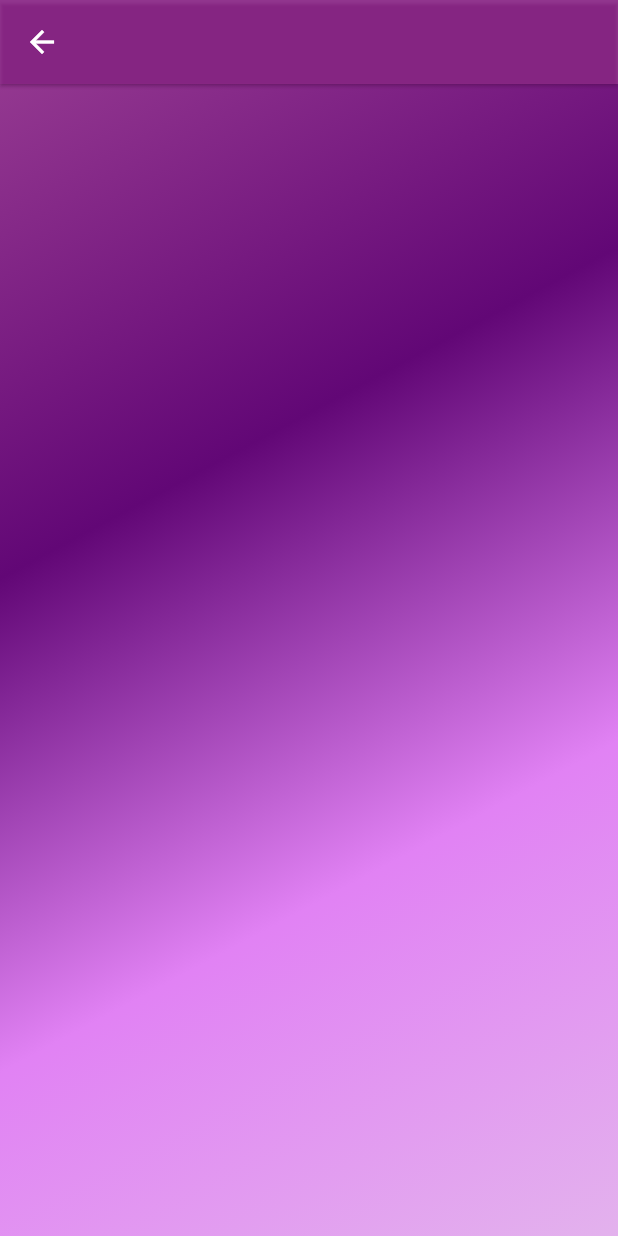
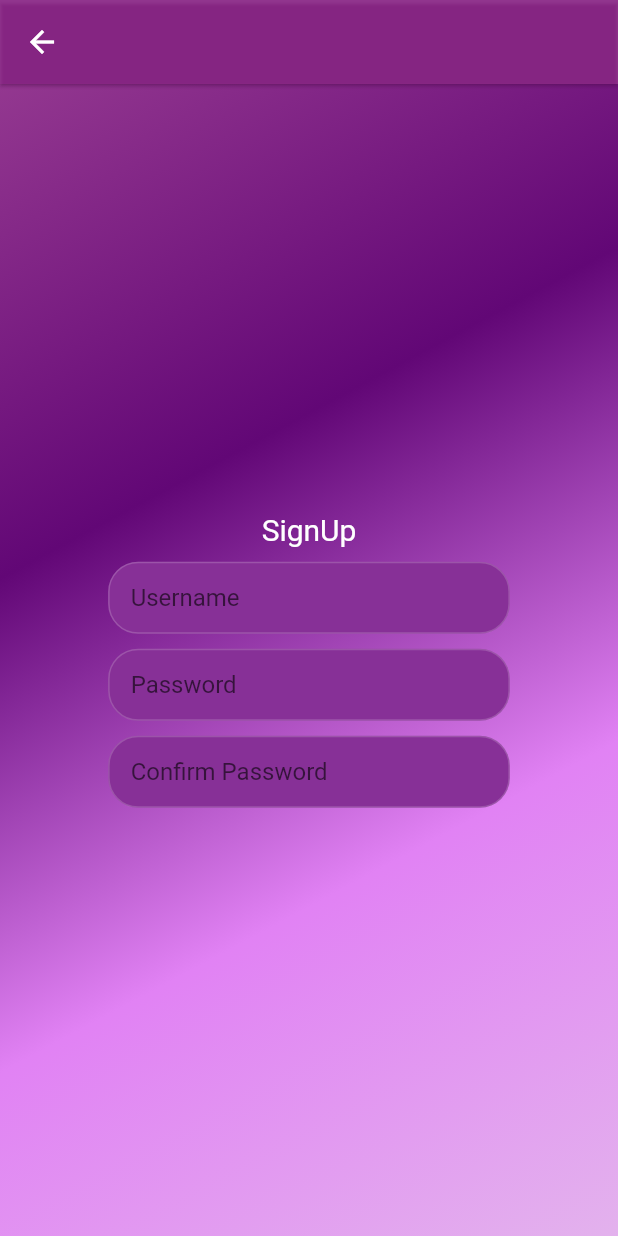
Before and after one commit to Mukesh-MP/MathQ, a Flutter app: the screen it shows after launch, after a tap on "Sign Up", on a phone screen of 412 x 824 dp. Run offline on Flutter 3.47's test engine with Material 2 defaults, Android fonts, the phone set to English and light mode, and no system bars; our stand-ins replace firebase_core, get; accounts and stored records are empty.

Commit message:
changes in signup screen

```diff
--- a/lib/login/screen/login_screen.dart
+++ b/lib/login/screen/login_screen.dart
@@ -135,6 +135,9 @@ class LoginScreen extends StatelessWidget {
                       ),
                     ],
                   ),
+                  const SizedBox(
+                    height: 10,
+                  ),
                   SizedBox(
                     width: width * .65,
                     child: ElevatedButton(
@@ -147,7 +150,7 @@ class LoginScreen extends StatelessWidget {
                                   borderRadius:
                                       BorderRadius.all(Radius.circular(20))))),
                       onPressed: () {
-                        Get.to(const SignUpScreen());
+                        Get.to(() => const SignUpScreen());
                       },
                       child: const Text(
                         "Sign Up",
--- a/lib/login/screen/signup_screen.dart
+++ b/lib/login/screen/signup_screen.dart
@@ -15,6 +15,7 @@ class SignUpScreen extends StatelessWidget {
 
   @override
   Widget build(BuildContext context) {
+    var width = MediaQuery.of(context).size.width;
     return Scaffold(
         resizeToAvoidBottomInset: false,
         appBar: AppBar(
@@ -28,10 +29,99 @@ class SignUpScreen extends StatelessWidget {
             decoration: BoxDecoration(
               gradient: signupGradient,
             ),
-            child: const Center(
+            child: Center(
                 child: Column(
                     crossAxisAlignment: CrossAxisAlignment.center,
                     mainAxisAlignment: MainAxisAlignment.center,
-                    children: []))));
+                    children: [
+                  const Text(
+                    "SignUp",
+                    style: TextStyle(fontSize: 20, color: Colors.white),
+                  ),
+                  const SizedBox(
+                    height: 10,
+                  ),
+                  SizedBox(
+                    width: width * .65,
+                    child: const TextField(
+                      decoration: InputDecoration(
+                          enabledBorder: OutlineInputBorder(
+                              borderRadius:
+                                  BorderRadius.all(Radius.circular(20)),
+                              borderSide: BorderSide(
+                                color: Color.fromARGB(44, 255, 255, 255),
+                              )),
+                          focusedBorder: OutlineInputBorder(
+                              borderRadius:
+                                  BorderRadius.all(Radius.circular(20)),
+                              borderSide: BorderSide(
+                                color: Color.fromARGB(143, 255, 255, 255),
+                              )),
+                          contentPadding: EdgeInsets.only(left: 15),
+                          filled: true,
+                          fillColor: Color.fromARGB(255, 135, 48, 151),
+                          hintText: "Username",
+                          border: OutlineInputBorder(
+                              borderRadius:
+                                  BorderRadius.all(Radius.circular(20)))),
+                    ),
+                  ),
+                  const SizedBox(
+                    height: 10,
+                  ),
+                  SizedBox(
+                    width: width * .65,
+                    child: const TextField(
+                      decoration: InputDecoration(
+                          enabledBorder: OutlineInputBorder(
+                              borderRadius:
+                                  BorderRadius.all(Radius.circular(20)),
+                              borderSide: BorderSide(
+                                color: Color.fromARGB(44, 255, 255, 255),
+                              )),
+                          focusedBorder: OutlineInputBorder(
+                              borderRadius:
+                                  BorderRadius.all(Radius.circular(20)),
+                              borderSide: BorderSide(
+                                color: Color.fromARGB(143, 255, 255, 255),
+                              )),
+                          contentPadding: EdgeInsets.only(left: 15),
+                          hintText: "Password",
+                          border: OutlineInputBorder(
+                              borderRadius:
+                                  BorderRadius.all(Radius.circular(20))),
+                          filled: true,
+                          fillColor: Color.fromARGB(255, 135, 48, 151)),
+                    ),
+                  ),
+                  const SizedBox(
+                    height: 10,
+                  ),
+                  SizedBox(
+                    width: width * .65,
+                    child: const TextField(
+                      decoration: InputDecoration(
+                          enabledBorder: OutlineInputBorder(
+                              borderRadius:
+                                  BorderRadius.all(Radius.circular(20)),
+                              borderSide: BorderSide(
+                                color: Color.fromARGB(44, 255, 255, 255),
+                              )),
+                          focusedBorder: OutlineInputBorder(
+                              borderRadius:
+                                  BorderRadius.all(Radius.circular(20)),
+                              borderSide: BorderSide(
+                                color: Color.fromARGB(143, 255, 255, 255),
+                              )),
+                          contentPadding: EdgeInsets.only(left: 15),
+                          hintText: "Confirm Password",
+                          border: OutlineInputBorder(
+                              borderRadius:
+                                  BorderRadius.all(Radius.circular(20))),
+                          filled: true,
+                          fillColor: Color.fromARGB(255, 135, 48, 151)),
+                    ),
+                  )
+                ]))));
   }
 }
--- a/lib/main.dart
+++ b/lib/main.dart
@@ -8,10 +8,10 @@ import 'firebase_options.dart';
 
 void main() async {
   WidgetsFlutterBinding.ensureInitialized();
-  //FirebaseApp app;
+  FirebaseApp app;
   try {
     if (Platform.isAndroid) {
-      await Firebase.initializeApp(
+      app = await Firebase.initializeApp(
           name: "MathQ_Firebase_Android",
           options: DefaultFirebaseOptions.android);
     }
--- a/lib/splash_screen/splash_screen.dart
+++ b/lib/splash_screen/splash_screen.dart
@@ -10,7 +10,8 @@ class SplashScreen extends StatelessWidget {
   @override
   Widget build(BuildContext context) {
     Future.delayed(const Duration(seconds: 3), () {
-      Get.to(const LoginScreen());
+      // Get.to(const LoginScreen());
+      Get.to(() => const LoginScreen());
     });
 
     return Scaffold(
@@ -32,7 +33,7 @@ class SplashScreen extends StatelessWidget {
                 mainAxisAlignment: MainAxisAlignment.center,
                 children: [
               GestureDetector(
-                onTap: () => Get.to(const LoginScreen()),
+                onTap: () => Get.to(() => const LoginScreen()),
                 child: Image.asset(
                   welcomeIcon,
                   scale: 2,
```
